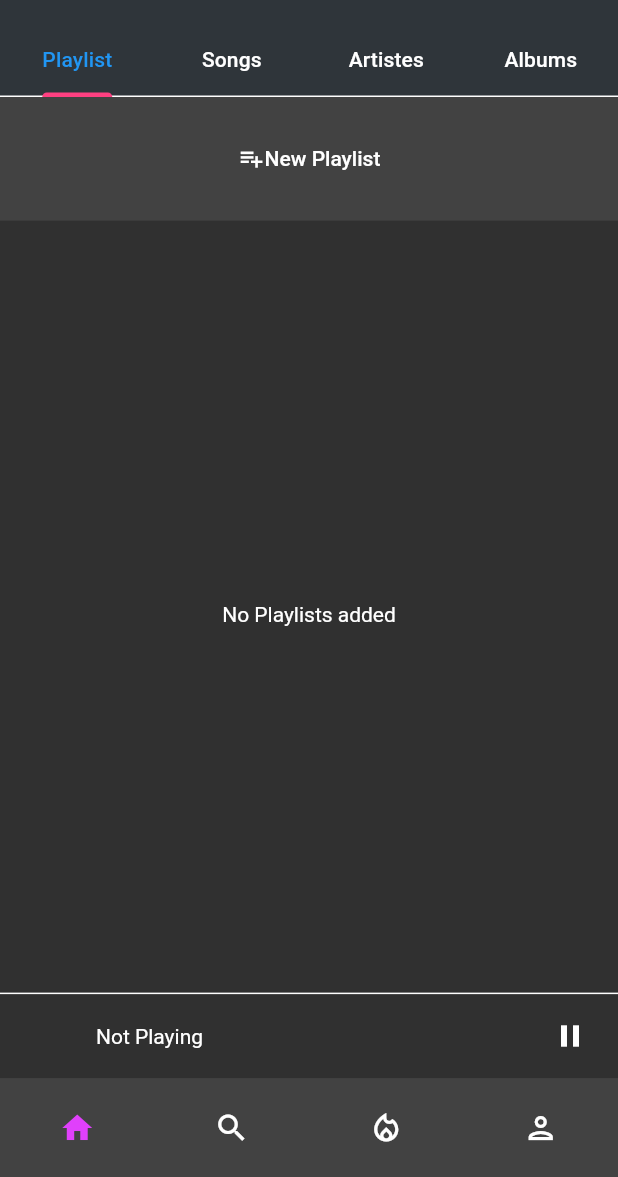
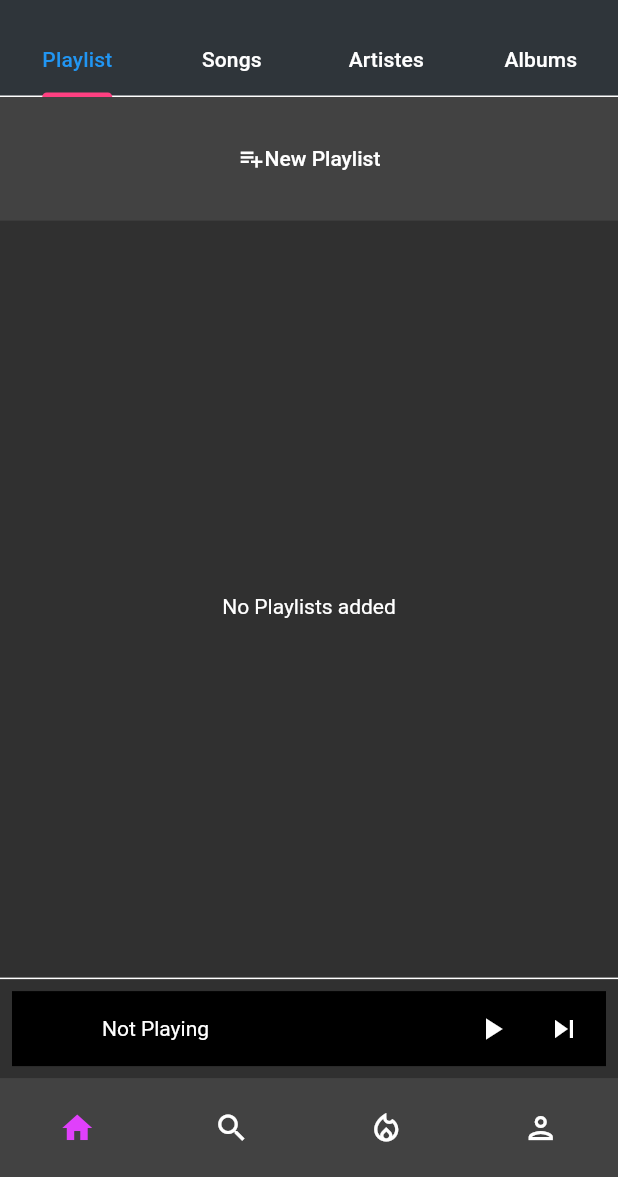
Before and after one commit to richprince23/Ramp, a Flutter app: the screen it shows after launch, on a phone screen of 412 x 824 dp, the part 59-1236 px from its top. Run offline on Flutter 3.47's test engine with Material 2 defaults, Android fonts, the phone set to English and light mode, and no system bars; our stand-ins replace audio_video_progress_bar, flutter_slidable, get, just_audio, on_audio_query, permission_handler and 1 more; missing offline and left inert: on_audio_room.

Commit message:
allsongs screen 80%

```diff
--- a/lib/screens/playing_bar.dart
+++ b/lib/screens/playing_bar.dart
@@ -5,6 +5,7 @@ import 'package:provider/provider.dart';
 import 'package:ramp/api/audio_query.dart';
 import 'package:ramp/controllers/song_provider.dart';
 import 'package:ramp/screens/now_playing.dart';
+import 'package:ramp/styles/style.dart';
 import 'package:ramp/vars.dart';
 
 class PlayingBar extends StatefulWidget {
@@ -29,8 +30,9 @@ class _PlayingBarState extends State<PlayingBar> {
               ? Get.to(() => NowPlayingScreen())
               : null,
       child: Container(
-        height: 40,
-        // padding: const EdgeInsets.all(8),
+        color: darkTheme.colorScheme.onSecondary,
+        height: 50,
+        padding: const EdgeInsets.all(4),
         child: Row(
           children: [
             Padding(
@@ -76,12 +78,31 @@ class _PlayingBarState extends State<PlayingBar> {
               mainAxisAlignment: MainAxisAlignment.end,
               children: [
                 Consumer<SongProvider>(
-                  builder: ((context, song, child) => IconButton(
-                        onPressed: () {},
-                        icon: Icon(song.getSong() != null
-                            ? Icons.play_arrow
-                            : Icons.pause),
-                      )),
+                  builder: (context, song, child) => IconButton(
+                    onPressed: () {
+                      setState(() {
+                        song.playing != true
+                            ? songPlayer.play()
+                            : songPlayer.pause();
+                      });
+                    },
+                    icon: Icon(
+                        song.playing != true ? Icons.play_arrow : Icons.pause),
+                  ),
+                ),
+                Consumer<SongProvider>(
+                  builder: (context, song, child) => IconButton(
+                    onPressed: () {
+                      setState(() {
+                        if (songPlayer.hasNext == true) {
+                          songPlayer.seekToNext();
+                        }
+                      });
+                    },
+                    icon: const Icon(
+                      Icons.skip_next,
+                    ),
+                  ),
                 ),
               ],
             )
```
Also changed, not shown: lib/screens/all_songs.dart (+5 -17 lines).
